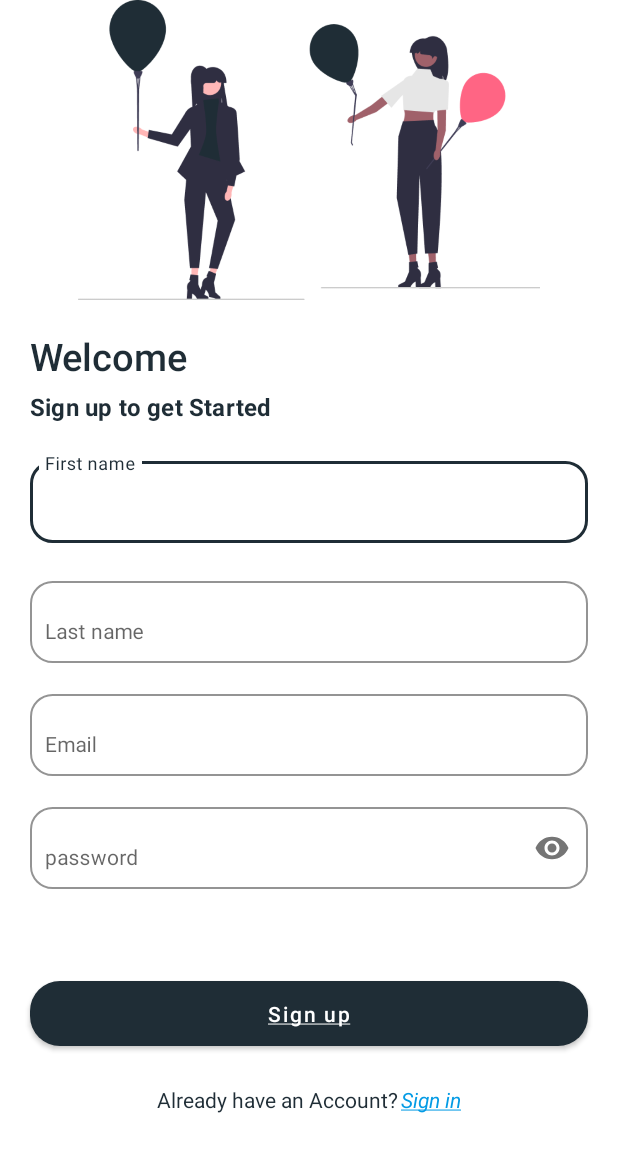
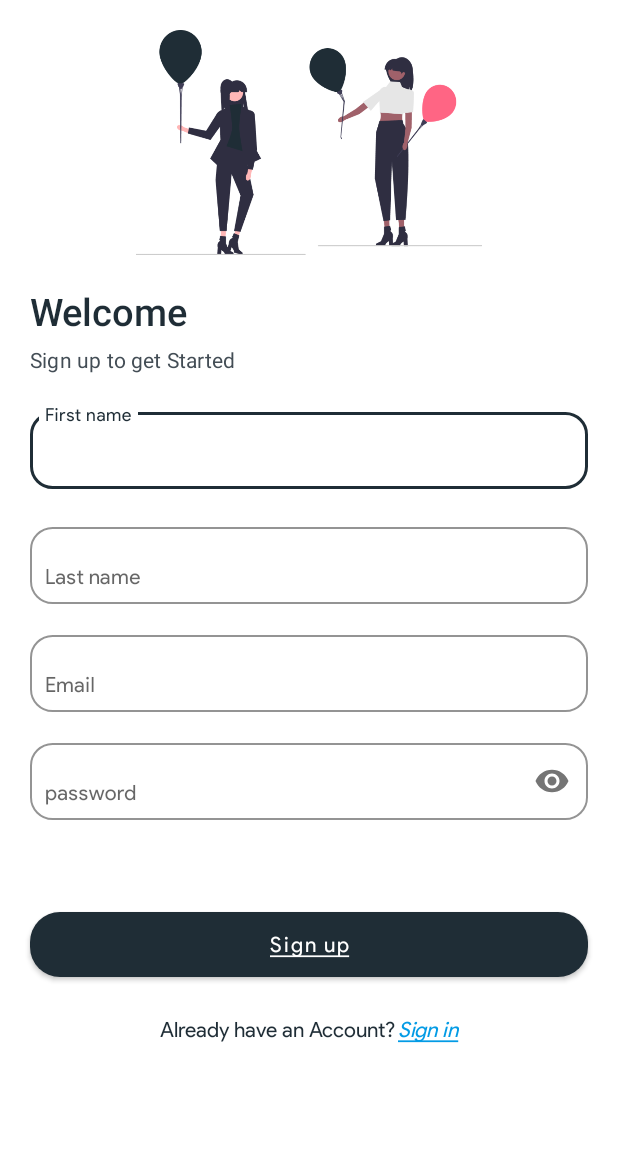
Before and after one commit to Jayjerome/GoFundMe, an Android app: the SignUpFragment screen opened directly, with no data from a screen before it, on a phone screen of 412 x 824 dp. Shown: the top 1152 px of the screen. Run offline under Robolectric (Android 15) with nearby library versions, the phone set to English and light mode, and no system bars; our stand-ins replace Dagger/Hilt's generated code, data binding.

Commit message:
Change app font and made some UI adjustments in signup and onboarding screen

```diff
--- a/app/build.gradle
+++ b/app/build.gradle
@@ -93,10 +93,7 @@ dependencies {
     // Support for Java 8 features
     coreLibraryDesugaring 'com.android.tools:desugar_jdk_libs:1.1.5'
 
-
     implementation "com.google.dagger:hilt-android:2.39.1"
-  //  annotationProcessor "com.google.dagger:hilt-compiler:2.3.2"
-//    kapt "androidx.hilt:hilt-compiler:2.39.1"
     kapt "com.google.dagger:hilt-android-compiler:2.39.1"
 
 }
--- a/app/src/main/java/com/gads/crowdfunding/presentation/onboarding/LogInFragment.kt
+++ b/app/src/main/java/com/gads/crowdfunding/presentation/onboarding/LogInFragment.kt
@@ -25,8 +25,6 @@ class LogInFragment : Fragment(R.layout.fragment_log_in) {
     override fun onViewCreated(view: View, savedInstanceState: Bundle?) {
 
         binding = FragmentLogInBinding.bind(view)
-
-
 
         binding.emailTextInput.doOnTextChanged { text, start, before, count ->
             viewModel.email = text.toString()
@@ -57,6 +55,7 @@ class LogInFragment : Fragment(R.layout.fragment_log_in) {
                     }, 10000)
                 }
             } else {
+                startActivity(Intent(view.context, NavhostHomeActivity::class.java))
                 viewModel.loginResponseLiveData.observe(viewLifecycleOwner) {
                     if (it.success) {
                         Log.i(TAG, "Credentials are valid")
--- a/app/src/main/java/com/gads/crowdfunding/presentation/onboarding/StartOnBoardingActivity.kt
+++ b/app/src/main/java/com/gads/crowdfunding/presentation/onboarding/StartOnBoardingActivity.kt
@@ -11,7 +11,6 @@ import dagger.hilt.android.AndroidEntryPoint
 @AndroidEntryPoint
 class StartOnBoardingActivity : AppCompatActivity() {
     private lateinit var binding: ActivityStartOnBoardingBinding
-
 
     override fun onCreate(savedInstanceState: Bundle?) {
         super.onCreate(savedInstanceState)
--- a/app/src/main/java/com/gads/crowdfunding/viewmodel/AuthViewModel.kt
+++ b/app/src/main/java/com/gads/crowdfunding/viewmodel/AuthViewModel.kt
@@ -25,7 +25,6 @@ class AuthViewModel @Inject constructor(
 
     var email = ""
     var password = ""
-
 
     fun isFieldsEmpty(): Boolean = email.isBlank() && password.isBlank()
 
--- a/app/src/main/res/layout-sw600dp/fragment_sign_up.xml
+++ b/app/src/main/res/layout-sw600dp/fragment_sign_up.xml
@@ -58,6 +58,7 @@
         android:hint="@string/first_name"
         android:layout_marginTop="30dp"
         android:inputType="text"
+        android:gravity="center_vertical"
         app:boxBackgroundColor="@color/white"
         app:boxBackgroundMode="outline"
         app:boxCornerRadiusBottomEnd="15dp"
@@ -74,7 +75,8 @@
             android:layout_width="match_parent"
             android:layout_height="wrap_content"
             android:inputType="text"
-            android:text="@{user.firstName}"
+            android:layout_gravity="center_vertical"
+            android:gravity="center_vertical"
             android:textColor="@color/black"
             android:paddingStart="10dp"
             android:paddingEnd="10dp"
@@ -107,7 +109,6 @@
             android:layout_height="match_parent"
             android:inputType="text"
             android:paddingStart="10dp"
-            android:text="@{user.lastName}"
             android:paddingEnd="10dp"
             android:textColor="@color/black"
             android:textSize="14sp" />
@@ -139,7 +140,6 @@
             android:inputType="textEmailAddress"
             android:paddingStart="10dp"
             android:paddingEnd="10dp"
-            android:text="@{user.email}"
             android:textColor="@color/black"
             android:textSize="14sp" />
     </com.google.android.material.textfield.TextInputLayout>
@@ -171,7 +171,6 @@
             android:inputType="textPassword"
             android:paddingStart="10dp"
             android:paddingEnd="10dp"
-            android:text="@{user.password}"
             android:textColor="@color/black"
             android:textSize="14sp" />
     </com.google.android.material.textfield.TextInputLayout>
--- a/app/src/main/res/layout/fragment_log_in.xml
+++ b/app/src/main/res/layout/fragment_log_in.xml
@@ -49,7 +49,7 @@
         android:layout_marginStart="20dp"
         android:layout_marginTop="5dp"
         android:text="@string/log_in_description"
-        android:textColor="@color/colorPrimary"
+        android:textColor="@color/colorPrimaryVariant"
         app:layout_constraintStart_toStartOf="parent"
         app:layout_constraintTop_toBottomOf="@+id/appCompatTextView2" />
 
@@ -79,7 +79,6 @@
             android:textColor="@color/black"
             android:paddingStart="10dp"
             android:paddingEnd="10dp"
-            android:text="@{user.email}"
             android:layout_width="match_parent"
             android:layout_height="wrap_content"
             android:inputType="textEmailAddress"
@@ -116,7 +115,6 @@
             android:inputType="textPassword"
             android:paddingStart="10dp"
             android:paddingEnd="10dp"
-            android:text="@{user.password}"
             android:textColor="@color/black"
             android:textSize="14sp" />
 
--- a/app/src/main/res/layout/fragment_sign_up.xml
+++ b/app/src/main/res/layout/fragment_sign_up.xml
@@ -20,10 +20,10 @@
         android:contentDescription="@string/sign_up_image"
         android:id="@+id/imageView"
         android:layout_width="wrap_content"
-        android:layout_height="200dp"
+        android:layout_height="150dp"
+        android:layout_margin="20dp"
         android:src="@drawable/sign_up_drawable"
         app:layout_constraintEnd_toEndOf="parent"
-        app:layout_constraintHorizontal_bias="0.0"
         app:layout_constraintStart_toStartOf="parent"
         app:layout_constraintTop_toTopOf="parent" />
 
@@ -46,21 +46,23 @@
         android:layout_width="wrap_content"
         android:layout_height="wrap_content"
         android:layout_marginStart="20dp"
+        android:textSize="14sp"
         android:layout_marginTop="5dp"
         android:text="@string/sign_up_to_get_started"
-        android:textColor="@color/colorPrimary"
-        android:textStyle="bold"
+        android:textColor="@color/colorPrimaryVariant"
+        android:textStyle="normal"
         app:layout_constraintStart_toStartOf="parent"
         app:layout_constraintTop_toBottomOf="@+id/appCompatTextView" />
 
     <com.google.android.material.textfield.TextInputLayout
         android:id="@+id/edt_firstName"
         android:layout_width="match_parent"
-        android:layout_height="60dp"
+        android:layout_height="wrap_content"
         android:layout_marginStart="20dp"
         android:layout_marginTop="20dp"
         android:layout_marginEnd="20dp"
         android:hint="@string/first_name"
+        android:gravity="center_vertical"
         android:inputType="text"
         app:boxStrokeErrorColor="@color/Danger_red"
         app:boxBackgroundColor="@color/white"
@@ -70,17 +72,17 @@
         app:boxCornerRadiusTopEnd="15dp"
         app:boxCornerRadiusTopStart="15dp"
         app:layout_constraintEnd_toEndOf="parent"
-        app:layout_constraintHorizontal_bias="0.5"
         app:layout_constraintStart_toStartOf="parent"
         app:layout_constraintTop_toBottomOf="@+id/appCompatTextView17">
 
         <com.google.android.material.textfield.TextInputEditText
             android:id="@+id/edittext_firstName"
             android:layout_width="match_parent"
-            android:layout_height="match_parent"
+            android:layout_height="wrap_content"
             android:inputType="text"
+            android:layout_gravity="center_vertical"
             android:paddingStart="10dp"
-            android:text="@={user.firstName}"
+            android:gravity="center_vertical"
             android:paddingEnd="10dp"
             android:textColor="@color/black"
             android:textSize="14sp" />
@@ -89,7 +91,7 @@
     <com.google.android.material.textfield.TextInputLayout
         android:id="@+id/edt_lastName"
         android:layout_width="match_parent"
-        android:layout_height="60dp"
+        android:layout_height="wrap_content"
         android:layout_marginStart="20dp"
         android:layout_marginTop="20dp"
         android:layout_marginEnd="20dp"
@@ -113,7 +115,6 @@
             android:layout_height="match_parent"
             android:inputType="text"
             android:paddingStart="10dp"
-            android:text="@={user.lastName}"
             android:paddingEnd="10dp"
             android:textColor="@color/black"
             android:textSize="14sp" />
@@ -123,7 +124,7 @@
     <com.google.android.material.textfield.TextInputLayout
         android:id="@+id/edt_email"
         android:layout_width="match_parent"
-        android:layout_height="60dp"
+        android:layout_height="wrap_content"
         android:layout_marginStart="20dp"
         android:layout_marginTop="15dp"
         android:layout_marginEnd="20dp"
@@ -147,7 +148,6 @@
             android:paddingStart="10dp"
             android:paddingEnd="10dp"
             android:layout_width="match_parent"
-            android:text="@={user.email}"
             android:layout_height="match_parent"
             android:inputType="textEmailAddress"
             android:textSize="14sp" />
@@ -157,11 +157,12 @@
     <com.google.android.material.textfield.TextInputLayout
         android:id="@+id/edt_password"
         android:layout_width="match_parent"
-        android:layout_height="60dp"
+        android:layout_height="wrap_content"
         android:layout_marginStart="20dp"
         android:layout_marginTop="15dp"
         android:layout_marginEnd="20dp"
         android:hint="@string/edt_hint_password"
+        android:gravity="center_vertical"
         android:inputType="textPassword"
         app:boxStrokeErrorColor="@color/Danger_red"
         app:boxBackgroundColor="@color/white"
@@ -181,7 +182,6 @@
             android:textColor="@color/black"
             android:paddingStart="10dp"
             android:paddingEnd="10dp"
-            android:text="@={user.password}"
             android:layout_width="match_parent"
             android:layout_height="match_parent"
             android:inputType="textPassword"
--- a/app/src/main/res/layout/item_bottom_sheet_onboarding.xml
+++ b/app/src/main/res/layout/item_bottom_sheet_onboarding.xml
@@ -20,7 +20,7 @@
             android:layout_height="wrap_content"
             android:text="@string/bottom_sheet_Title"
             android:textColor="@color/colorOnPrimary"
-            android:textSize="25sp"
+            android:textSize="18sp"
             android:layout_marginTop="50dp"
             app:layout_constraintEnd_toStartOf="@+id/guideline5"
             app:layout_constraintHorizontal_bias="0.48"
@@ -36,7 +36,7 @@
             android:text="@string/bottom_sheet_description"
             android:textAlignment="center"
             android:textColor="@color/colorOnPrimary"
-            android:textSize="15sp"
+            android:textSize="13sp"
             app:layout_constraintEnd_toStartOf="@+id/guideline5"
             app:layout_constraintHorizontal_bias="0.48"
             app:layout_constraintStart_toStartOf="@+id/guideline5"
@@ -50,6 +50,7 @@
             android:backgroundTint="@color/colorPrimaryVariant"
             android:text="@string/sign_into_your_account"
             android:textAllCaps="false"
+            android:paddingVertical="15dp"
             android:textColor="@color/colorOnPrimary"
             android:textSize="15sp"
             app:cornerRadius="20dp"
--- a/app/src/main/res/values-night/themes.xml
+++ b/app/src/main/res/values-night/themes.xml
@@ -2,6 +2,7 @@
     <!-- Base application theme. -->
     <style name="Theme.GoFundMe" parent="Theme.MaterialComponents.DayNight.DarkActionBar">
         <!-- Primary brand color. -->
+        <item name="android:fontFamily">@font/product_sans_regular</item>
         <item name="colorPrimary">@color/purple_200</item>
         <item name="colorPrimaryVariant">@color/purple_700</item>
         <item name="colorOnPrimary">@color/black</item>
--- a/app/src/main/res/values/strings.xml
+++ b/app/src/main/res/values/strings.xml
@@ -5,7 +5,7 @@
     <string name="sign_up"><u>Sign up</u></string>
     <string name="piggy_bank">Piggy bank</string>
     <string name="sign_into_your_account">Sign into your account</string>
-    <string name="bottom_sheet_description">CrowdFunding is Africa\'s largest Online Fundraising Platform. We provide the most Secure, Transparent &amp; Convenient way to raise. Our Fundraisers include: Medical, Funeral, Weddings, Churches, Businesses, Education, Projects, Sports, Construction &amp; Disasters.</string>
+    <string name="bottom_sheet_description">CrowdFunding is Africa\'s largest Online Fundraising Platform. We provide the most Secure, Transparent &amp; Convenient way to raise funds across all needs.</string>
     <string name="bottom_sheet_Title">Help Peolple Achieve their Goals</string>
     <string name="edt_hint_email">Email</string>
     <string name="log_in_description">Get back into your account</string>
--- a/app/src/main/res/values/themes.xml
+++ b/app/src/main/res/values/themes.xml
@@ -2,6 +2,7 @@
     <!-- Base application theme. -->
     <style name="Theme.GoFundMe" parent="Theme.MaterialComponents.DayNight.NoActionBar">
         <!-- Primary brand color. -->
+        <item name="android:fontFamily">@font/product_sans_regular</item>
         <item name="colorPrimary">@color/colorPrimary</item>
         <item name="colorPrimaryVariant">@color/colorPrimaryVariant</item>
         <item name="colorOnPrimary">@color/colorOnPrimary</item>
```
Also changed, not shown: app/src/main/res/layout/activity_start_on_boarding.xml (+3 -7 lines), app/src/main/res/font/product_sans_bold.ttf (added), app/src/main/res/font/product_sans_bold_italic.ttf (added), app/src/main/res/font/product_sans_italic.ttf (added), app/src/main/res/font/product_sans_regular.ttf (added).
